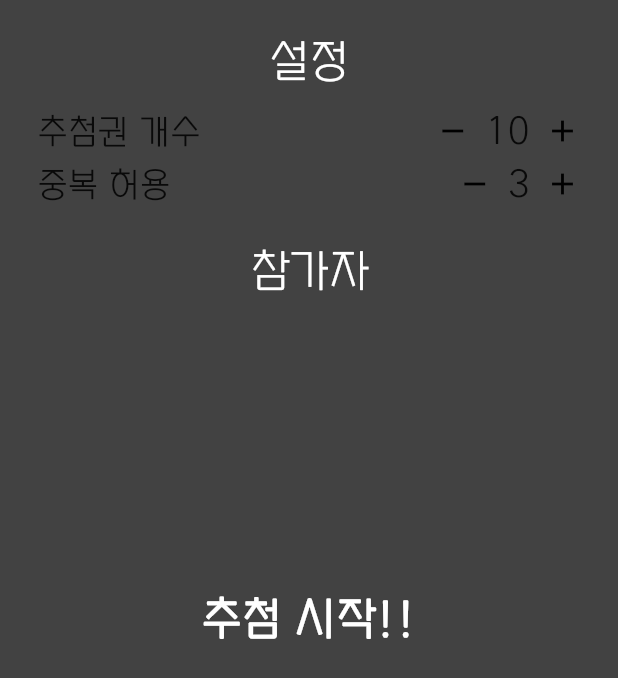
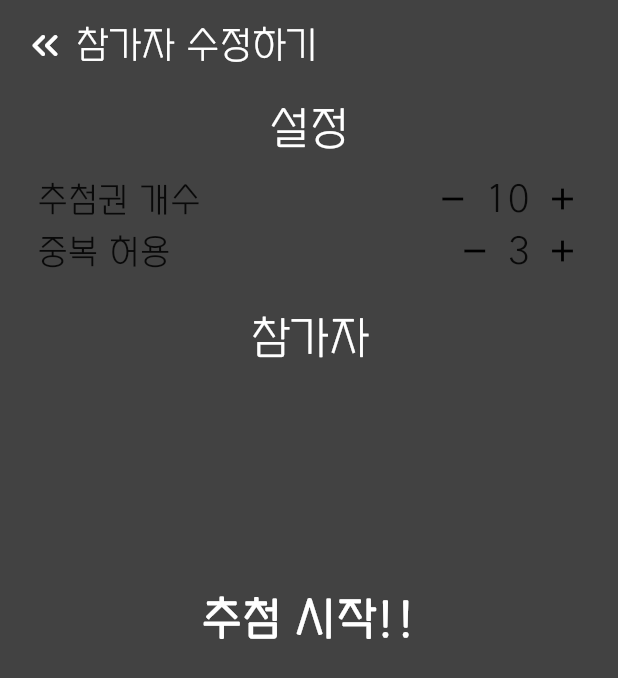
Before and after one commit to Ksanbal/pyeongdeun_draw, a Flutter app: the SettingView screen opened directly with empty values, on a phone screen of 412 x 824 dp. Shown: the top 678 px of the screen. Run offline on Flutter 3.47's test engine with Material 2 defaults, Android fonts, the light colour scheme and no system bars; our stand-ins replace cached_network_image, file_picker, firebase_analytics, firebase_core, localstorage; missing offline and left inert: neon_widgets; accounts and stored records are empty; network calls fail; statements that could not run were skipped.

Commit message:
로컬 스토리지 저장 기능 추가

```diff
--- a/lib/src/setting/setting.view.dart
+++ b/lib/src/setting/setting.view.dart
@@ -1,4 +1,5 @@
 import 'package:flutter/material.dart';
+import 'package:localstorage/localstorage.dart';
 import 'package:neon_widgets/neon_widgets.dart';
 import 'package:pyeongdeun_draw/src/result/result.view.dart';
 import 'package:pyeongdeun_draw/src/setting/setting.repository.dart';
@@ -43,13 +44,41 @@ class _SettingViewState extends State<SettingView> {
               children: [
                 Column(
                   children: [
+                    Align(
+                      alignment: Alignment.centerLeft,
+                      child: InkWell(
+                        onTap: Navigator.of(context).pop,
+                        child: Padding(
+                          padding: const EdgeInsets.only(bottom: 15),
+                          child: Row(
+                            mainAxisAlignment: MainAxisAlignment.center,
+                            mainAxisSize: MainAxisSize.min,
+                            children: const [
+                              Icon(
+                                Icons.keyboard_double_arrow_left_rounded,
+                                size: 30,
+                                color: Colors.white,
+                              ),
+                              SizedBox(width: 5),
+                              Text(
+                                '참가자 수정하기',
+                                style: TextStyle(
+                                  fontSize: 25,
+                                  color: Colors.white,
+                                ),
+                              ),
+                            ],
+                          ),
+                        ),
+                      ),
+                    ),
                     // 설정값
                     oNeonContainer(
                       // containerColor: Colors.black,
                       borderColor: Colors.deepPurple,
                       spreadColor: Colors.deepPurple.withOpacity(0.6),
                       borderWidth: 2,
-                      borderRadius: BorderRadius.circular(20),
+                      borderRadius: BorderRadius.circular(15),
                       child: const Padding(
                         padding: EdgeInsets.all(10),
                         child: Center(
@@ -148,7 +177,7 @@ class _SettingViewState extends State<SettingView> {
                       borderColor: Colors.green,
                       spreadColor: Colors.green.withOpacity(0.6),
                       borderWidth: 2,
-                      borderRadius: BorderRadius.circular(20),
+                      borderRadius: BorderRadius.circular(15),
                       child: const Padding(
                         padding: EdgeInsets.all(10),
                         child: Center(
@@ -237,7 +266,15 @@ class _SettingViewState extends State<SettingView> {
                               ),
                             ),
                             TextButton(
-                              onPressed: () => Navigator.push(
+                              onPressed: () async {
+                                // localStorage 저장
+                                final LocalStorage storage = LocalStorage('pyd_history');
+                                if (await storage.ready) {
+                                  await storage.setItem('nameList', widget.participateList);
+                                }
+
+                                // 다음 페이지로
+                                Navigator.push(
                                   context,
                                   MaterialPageRoute(
                                     builder: (context) => ResultView(
@@ -245,7 +282,8 @@ class _SettingViewState extends State<SettingView> {
                                       participateList: _settingRepository.ticketList,
                                     ),
                                   ),
-                              ),
+                                );
+                              },
                               child: oFlickerNeonText(
                                 text: '갑시다!!',
                                 textSize: 25,
@@ -263,7 +301,7 @@ class _SettingViewState extends State<SettingView> {
                       height: 90,
                       padding: const EdgeInsets.all(20),
                       borderWidth: 2,
-                      borderRadius: BorderRadius.circular(20),
+                      borderRadius: BorderRadius.circular(15),
                       containerColor: Colors.pinkAccent.withOpacity(0.8),
                       spreadColor: Colors.pinkAccent.withOpacity(0.5),
                       child: const Center(
```
Lines whose indentation alone changed are shown as unchanged.
